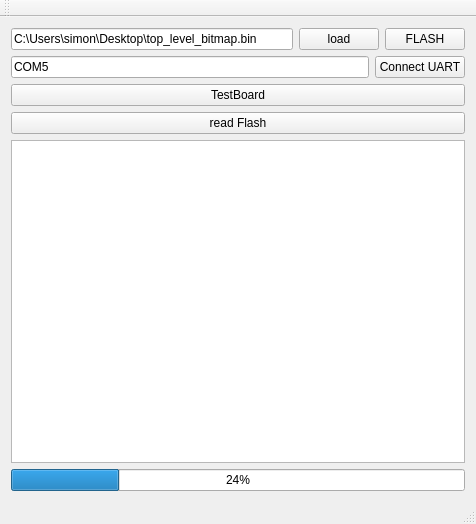
Old version of the form GUI/mainwindow.ui in the repository simonbeaudoin0935/TinyFPGA-Programmer.
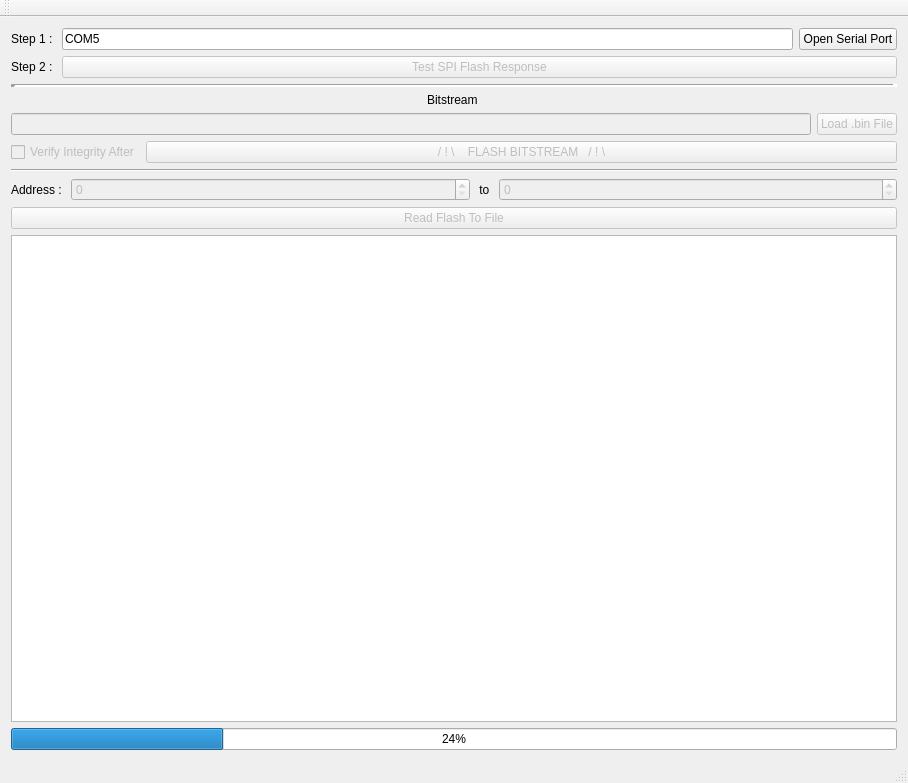
New version of the form.

Commit message: Making GUI more friendly

Patch:
```diff
--- a/GUI/mainwindow.ui
+++ b/GUI/mainwindow.ui
@@ -6,8 +6,8 @@
    <rect>
     <x>0</x>
     <y>0</y>
-    <width>476</width>
-    <height>524</height>
+    <width>908</width>
+    <height>783</height>
    </rect>
   </property>
   <property name="windowTitle">
@@ -18,32 +18,14 @@
     <item>
      <layout class="QVBoxLayout" name="verticalLayout">
       <item>
-       <layout class="QHBoxLayout" name="horizontalLayout_2">
+       <layout class="QHBoxLayout" name="horizontalLayout_3">
         <item>
-         <widget class="QLineEdit" name="lineEdit">
+         <widget class="QLabel" name="label">
           <property name="text">
-           <string>C:\Users\simon\Desktop\top_level_bitmap.bin</string>
+           <string>Step 1 : </string>
           </property>
          </widget>
         </item>
-        <item>
-         <widget class="QPushButton" name="load_filebutton">
-          <property name="text">
-           <string>load</string>
-          </property>
-         </widget>
-        </item>
-        <item>
-         <widget class="QPushButton" name="flash_button">
-          <property name="text">
-           <string>FLASH</string>
-          </property>
-         </widget>
-        </item>
-       </layout>
-      </item>
-      <item>
-       <layout class="QHBoxLayout" name="horizontalLayout">
         <item>
          <widget class="QLineEdit" name="com_name">
           <property name="text">
@@ -52,25 +34,185 @@
          </widget>
         </item>
         <item>
-         <widget class="QPushButton" name="connectUart_Button">
+         <widget class="QPushButton" name="button_open_serial_port">
           <property name="text">
-           <string>Connect UART</string>
+           <string>Open Serial Port</string>
           </property>
          </widget>
         </item>
        </layout>
       </item>
       <item>
-       <widget class="QPushButton" name="test_connection_button">
+       <layout class="QHBoxLayout" name="horizontalLayout_4">
+        <item>
+         <widget class="QLabel" name="label_2">
+          <property name="text">
+           <string>Step 2 : </string>
+          </property>
+         </widget>
+        </item>
+        <item>
+         <widget class="QPushButton" name="button_test_spi_connection">
+          <property name="enabled">
+           <bool>false</bool>
+          </property>
+          <property name="sizePolicy">
+           <sizepolicy hsizetype="Expanding" vsizetype="Fixed">
+            <horstretch>0</horstretch>
+            <verstretch>0</verstretch>
+           </sizepolicy>
+          </property>
+          <property name="text">
+           <string>Test SPI Flash Response</string>
+          </property>
+         </widget>
+        </item>
+       </layout>
+      </item>
+      <item>
+       <widget class="Line" name="line">
+        <property name="lineWidth">
+         <number>5</number>
+        </property>
+        <property name="orientation">
+         <enum>Qt::Horizontal</enum>
+        </property>
+       </widget>
+      </item>
+      <item>
+       <widget class="QLabel" name="label_5">
         <property name="text">
-         <string>TestBoard</string>
+         <string>Bitstream </string>
         </property>
+        <property name="textFormat">
+         <enum>Qt::AutoText</enum>
+        </property>
+        <property name="scaledContents">
+         <bool>false</bool>
+        </property>
+        <property name="alignment">
+         <set>Qt::AlignCenter</set>
+        </property>
        </widget>
       </item>
+      <item>
+       <layout class="QHBoxLayout" name="horizontalLayout_2">
+        <item>
+         <widget class="QLineEdit" name="lineEdit_bin_file_name">
+          <property name="enabled">
+           <bool>false</bool>
+          </property>
+          <property name="text">
+           <string/>
+          </property>
+         </widget>
+        </item>
+        <item>
+         <widget class="QPushButton" name="pushButton_load_bin_file">
+          <property name="enabled">
+           <bool>false</bool>
+          </property>
+          <property name="text">
+           <string>Load .bin File</string>
+          </property>
+         </widget>
+        </item>
+       </layout>
+      </item>
+      <item>
+       <layout class="QHBoxLayout" name="horizontalLayout">
+        <item>
+         <widget class="QCheckBox" name="checkBox">
+          <property name="enabled">
+           <bool>false</bool>
+          </property>
+          <property name="text">
+           <string>Verify Integrity After</string>
+          </property>
+         </widget>
+        </item>
+        <item>
+         <widget class="QPushButton" name="flash_button">
+          <property name="enabled">
+           <bool>false</bool>
+          </property>
+          <property name="sizePolicy">
+           <sizepolicy hsizetype="Expanding" vsizetype="Fixed">
+            <horstretch>0</horstretch>
+            <verstretch>0</verstretch>
+           </sizepolicy>
+          </property>
+          <property name="text">
+           <string>/ ! \    FLASH BITSTREAM   / ! \</string>
+          </property>
+         </widget>
+        </item>
+       </layout>
+      </item>
+      <item>
+       <widget class="Line" name="line_2">
+        <property name="orientation">
+         <enum>Qt::Horizontal</enum>
+        </property>
+       </widget>
+      </item>
+      <item>
+       <layout class="QHBoxLayout" name="horizontalLayout_5">
+        <item>
+         <widget class="QLabel" name="label_3">
+          <property name="text">
+           <string>Address : </string>
+          </property>
+         </widget>
+        </item>
+        <item>
+         <widget class="QSpinBox" name="spinBox">
+          <property name="enabled">
+           <bool>false</bool>
+          </property>
+          <property name="sizePolicy">
+           <sizepolicy hsizetype="MinimumExpanding" vsizetype="Fixed">
+            <horstretch>0</horstretch>
+            <verstretch>0</verstretch>
+           </sizepolicy>
+          </property>
+          <property name="displayIntegerBase">
+           <number>16</number>
+          </property>
+         </widget>
+        </item>
+        <item>
+         <widget class="QLabel" name="label_4">
+          <property name="text">
+           <string> to </string>
+          </property>
+         </widget>
+        </item>
+        <item>
+         <widget class="QSpinBox" name="spinBox_2">
+          <property name="enabled">
+           <bool>false</bool>
+          </property>
+          <property name="sizePolicy">
+           <sizepolicy hsizetype="MinimumExpanding" vsizetype="Fixed">
+            <horstretch>0</horstretch>
+            <verstretch>0</verstretch>
+           </sizepolicy>
+          </property>
+          <property name="displayIntegerBase">
+           <number>16</number>
+          </property>
+         </widget>
+        </item>
+       </layout>
+      </item>
       <item>
        <widget class="QPushButton" name="read_flash_button">
+        <property name="enabled">
+         <bool>false</bool>
+        </property>
         <property name="text">
-         <string>read Flash</string>
+         <string>Read Flash To File</string>
         </property>
        </widget>
       </item>
```
Left out of the diff: 2 changed lines with no effect on the pictures. The commit also changes 3 other files.
